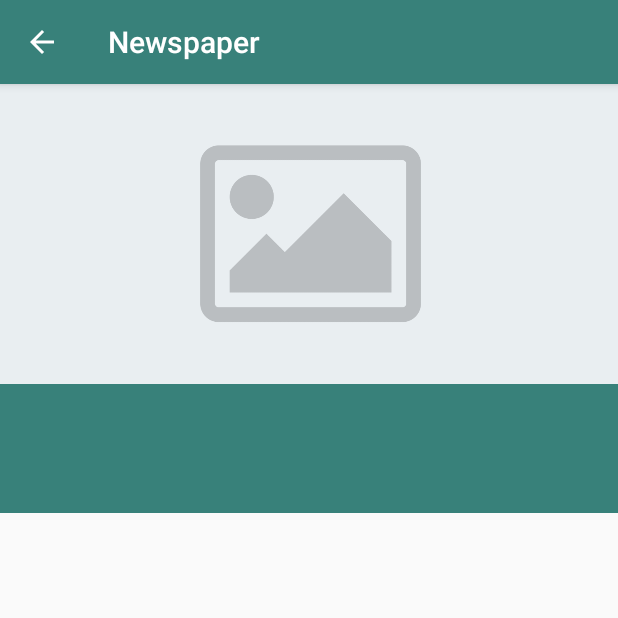
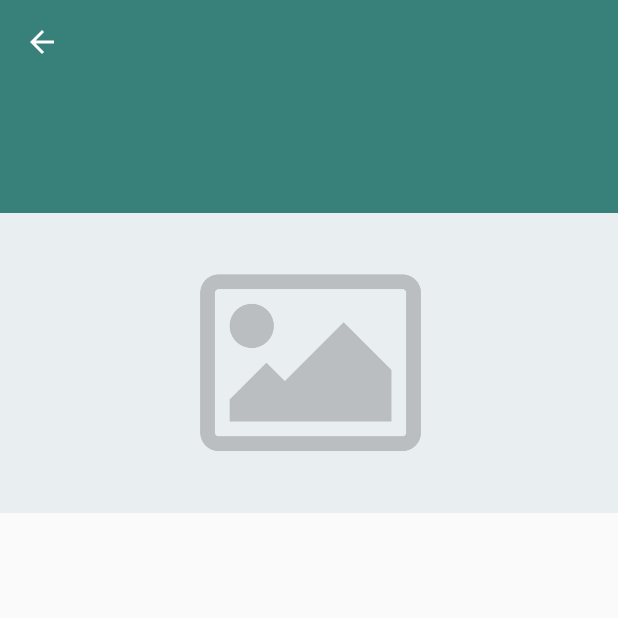
Before and after one commit to marioamgad9/News-Paper, an Android app: the NewsDetail screen opened directly, with no data from a screen before it, on a phone screen of 412 x 824 dp, the top half of it. Run offline under Robolectric (Android 15) with nearby library versions, the phone set to English and light mode, and no system bars; Roboto replaces fonts that are not available here; 2 statements that could not run were skipped.

Commit message:
Design improvements 2

```diff
--- a/app/src/main/java/com/mouris/mario/newspaper/UI/NewsDetailActivity/NewsDetail.java
+++ b/app/src/main/java/com/mouris/mario/newspaper/UI/NewsDetailActivity/NewsDetail.java
@@ -17,6 +17,9 @@ public class NewsDetail extends AppCompatActivity {
     protected void onCreate(Bundle savedInstanceState) {
         super.onCreate(savedInstanceState);
         setContentView(R.layout.activity_news_detail);
+
+        getSupportActionBar().setElevation(0);
+        setTitle("");
 
         int articleId = getIntent().getIntExtra(ARTICLE_ID_KEY, 0);
 
--- a/app/src/main/res/layout/activity_news_detail.xml
+++ b/app/src/main/res/layout/activity_news_detail.xml
@@ -16,11 +16,12 @@
             android:id="@+id/imageView"
             android:layout_width="0dp"
             android:layout_height="200dp"
+            android:layout_marginTop="8dp"
+            android:scaleType="centerCrop"
             android:transitionName="picture"
-            android:scaleType="centerCrop"
             app:layout_constraintEnd_toEndOf="parent"
             app:layout_constraintStart_toStartOf="parent"
-            app:layout_constraintTop_toTopOf="parent"
+            app:layout_constraintTop_toBottomOf="@id/publishedAtTextView"
             app:srcCompat="@drawable/no_image" />
 
 
@@ -28,11 +29,10 @@
             android:id="@+id/backgroundColor"
             android:layout_width="0dp"
             android:layout_height="0dp"
-            android:layout_marginBottom="8dp"
-            app:layout_constraintBottom_toTopOf="@+id/articleTextView"
+            app:layout_constraintBottom_toTopOf="@id/imageView"
             app:layout_constraintEnd_toEndOf="parent"
             app:layout_constraintStart_toStartOf="parent"
-            app:layout_constraintTop_toBottomOf="@+id/imageView"
+            app:layout_constraintTop_toTopOf="parent"
             app:srcCompat="@color/colorPrimary" />
 
         <TextView
@@ -49,7 +49,7 @@
             android:textStyle="bold"
             app:layout_constraintEnd_toEndOf="parent"
             app:layout_constraintStart_toStartOf="parent"
-            app:layout_constraintTop_toBottomOf="@+id/imageView"
+            app:layout_constraintTop_toTopOf="parent"
             tools:text="@string/article_title_placeholder" />
 
         <TextView
@@ -61,7 +61,6 @@
             android:layout_marginTop="8dp"
             android:fontFamily="@font/actor"
             android:textColor="@android:color/white"
-            android:textStyle="bold"
             app:layout_constraintEnd_toEndOf="parent"
             app:layout_constraintStart_toStartOf="parent"
             app:layout_constraintTop_toBottomOf="@+id/titleTextView"
@@ -94,7 +93,7 @@
             app:layout_constraintBottom_toBottomOf="parent"
             app:layout_constraintEnd_toEndOf="parent"
             app:layout_constraintStart_toStartOf="parent"
-            app:layout_constraintTop_toBottomOf="@+id/publishedAtTextView"
+            app:layout_constraintTop_toBottomOf="@+id/imageView"
             tools:text="@string/article_placeholder" />
 
     </android.support.constraint.ConstraintLayout>
```
